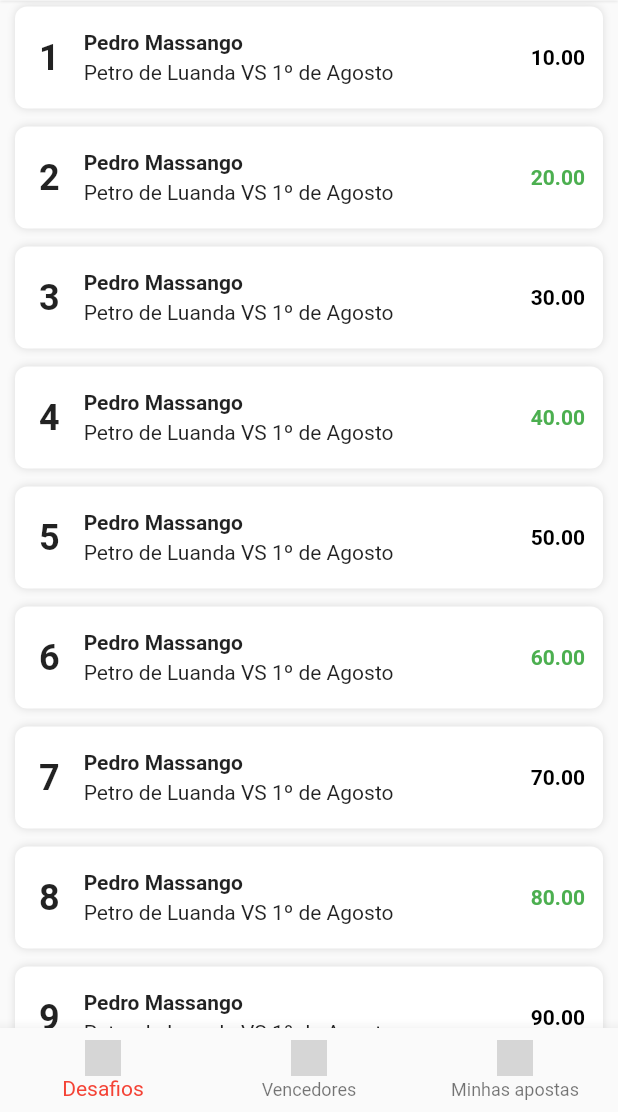
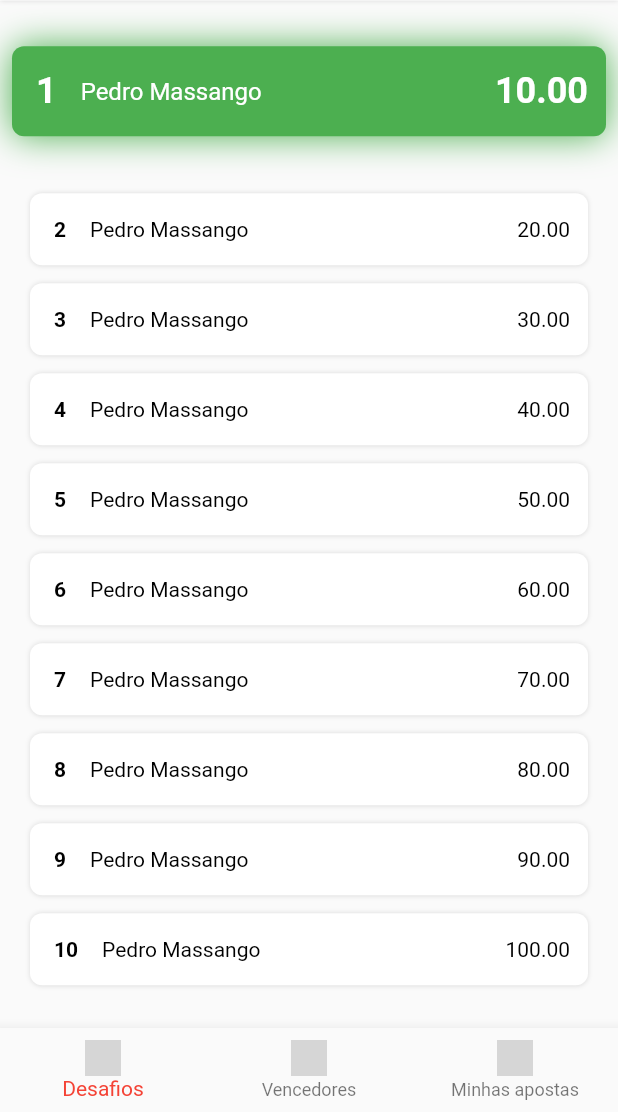
Before and after one commit to pedromassango/zero-football-app, a Flutter app: the HomePage screen opened by its route, on a phone screen of 412 x 824 dp, the part 124-1236 px from its top. Run offline on Flutter 3.47's test engine with Material 2 defaults, Android fonts, the phone set to English and light mode, and no system bars; grey boxes are pictures that could not be loaded.

Commit message:
ranking ui improved

```diff
--- a/lib/ui/components/WinnerWidget.dart
+++ b/lib/ui/components/WinnerWidget.dart
@@ -3,23 +3,30 @@ import 'package:flutter/material.dart';
 class WinnerWidget extends StatelessWidget{
 
   final int index;
+  bool _isTheFirst;
+  double _fontSize;
 
-  WinnerWidget({this.index});
+  WinnerWidget({this.index}){
+    this._isTheFirst = index == 1;
+    this._fontSize = _isTheFirst ? 24 : 14;
+  }
+
 
   @override
   Widget build(BuildContext context) {
     return Container(
-          margin: EdgeInsets.fromLTRB(10, 4, 10, 8),
+          margin: _isTheFirst ? EdgeInsets.fromLTRB(8, 8, 8, 32)
+              : EdgeInsets.fromLTRB(20, 6, 20, 6),
           padding: EdgeInsets.fromLTRB(16, 16, 12, 16),
           decoration: BoxDecoration(
             borderRadius: BorderRadius.all(
                 Radius.circular(8),
             ),
-            color: Colors.white,
+            color: _isTheFirst ? Colors.green : Colors.white,
             boxShadow: [
               BoxShadow(
-                color: Colors.black12,
-                blurRadius: 4
+                color: _isTheFirst ? Colors.green : Colors.black12,
+                blurRadius: _isTheFirst ? 20 : 2
               )
             ]
           ),
@@ -33,27 +40,25 @@ class WinnerWidget extends StatelessWidget{
                     padding: const EdgeInsets.only(right: 16,),
                     child: Text(index.toString(), style: TextStyle(
                       fontWeight: FontWeight.bold,
-                      fontSize: 24
+                      fontSize: _fontSize,
+                        color: _isTheFirst ? Colors.white : Colors.black
+
                     ),),
                   ),
 
-                  Column(
-                    crossAxisAlignment: CrossAxisAlignment.start,
-                    children: <Widget>[
-                      Text('Pedro Massango', style: TextStyle(
-                        fontWeight: FontWeight.bold
-                      ),),
-                      Padding(
-                        padding: const EdgeInsets.only(top: 4),
-                        child: Text('Petro de Luanda VS 1º de Agosto'),
-                      )
-                    ],
+
+                  Text('Pedro Massango', style: TextStyle(
+                      fontSize: _isTheFirst ? 16 : null,
+                      color: _isTheFirst ? Colors.white : Colors.black
+                    //fontWeight: FontWeight.bold
+                  ),
                   ),
                   Spacer(),
 
                   Text('${index}0.00', style: TextStyle(
-                    color: index%2 == 0? Colors.green : Colors.black,
-                    fontWeight: FontWeight.bold
+                    fontSize: _fontSize,
+                    color: _isTheFirst? Colors.white : Colors.black,
+                    fontWeight: _isTheFirst ? FontWeight.bold : null
                   ),)
                 ],
               ),
--- a/lib/ui/pages/home_page.dart
+++ b/lib/ui/pages/home_page.dart
@@ -44,7 +44,7 @@ class _HomePageState extends State<HomePage> with SingleTickerProviderStateMixin
         color: Colors.white,
         boxShadow: [
           BoxShadow(
-              blurRadius: 1,
+              blurRadius: 2,
               color: Colors.black12
           )
         ],
```
